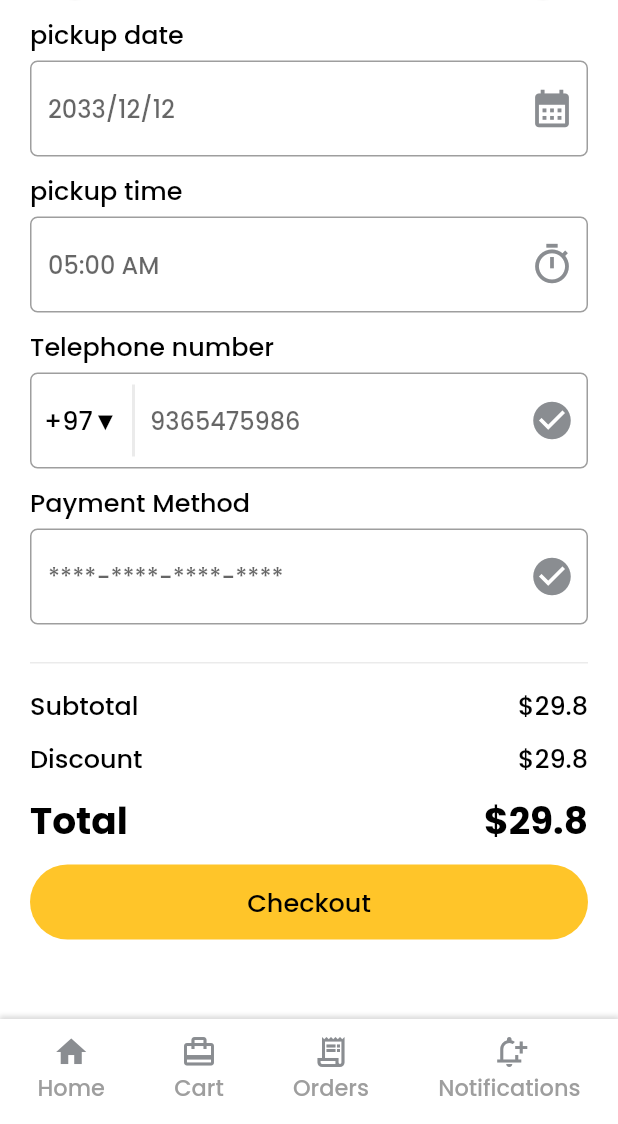
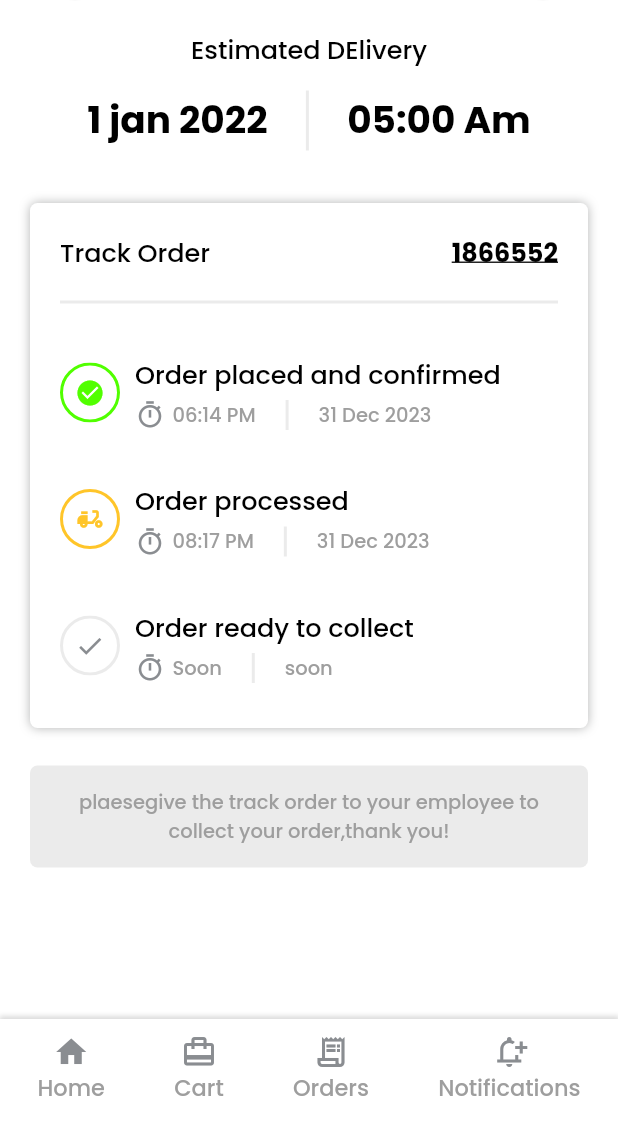
Before and after one commit to HamiiidAsgarian/flutter-honeysal-app, a Flutter app: the screen it shows after launch, on a phone screen of 412 x 824 dp, the part 112-1236 px from its top. Run offline on Flutter 3.47's test engine with Material 2 defaults, Android fonts, the phone set to English and light mode, and no system bars; our stand-ins replace mask_text_input_formatter.

Commit message:
add pickup screen

```diff
--- a/lib/consts.dart
+++ b/lib/consts.dart
@@ -14,6 +14,9 @@ class AppConst {
 
   static const Color mainGrey = Color(0xFFb3b4b4);
   static const Color mainWhite = Color(0xFFFFFFFF);
+
+  static const Color mainGreen = Color.fromARGB(255, 81, 255, 0);
+  static const Color mainBlue = Color.fromARGB(255, 0, 162, 255);
 
   static const TextStyle normalDescriptionStyle = TextStyle(
       fontFamily: "Poppins",
@@ -54,4 +57,9 @@ class AppConst {
       fontSize: 15,
       color: Colors.grey,
       fontWeight: FontWeight.w500);
+  static const TextStyle smallTextStyle = TextStyle(
+      fontFamily: "Poppins",
+      fontSize: 13,
+      color: Colors.grey,
+      fontWeight: FontWeight.w500);
 }
--- a/lib/main.dart
+++ b/lib/main.dart
@@ -1,4 +1,5 @@
 import 'package:bakery/view/screens/checkout_screen.dart';
+import 'package:bakery/view/screens/pickup_screen.dart';
 import 'package:flutter/gestures.dart';
 import 'package:flutter/material.dart';
 
@@ -19,7 +20,7 @@ class MyApp extends StatelessWidget {
         scrollBehavior: MyScrollBehavior(),
         theme: ThemeData(
             fontFamily: "Poppins", scaffoldBackgroundColor: Colors.white),
-        home: const CheckoutScreen());
+        home: const PickupScreen());
   }
 }
 
--- /dev/null
+++ b/lib/view/screens/pickup_screen.dart
@@ -0,0 +1,233 @@
+import 'package:bakery/consts.dart';
+import 'package:bakery/view/widgets/app_bar.dart';
+import 'package:bakery/view/widgets/my_rounded_button.dart';
+import 'package:bakery/view/widgets/nav_bar.dart';
+import 'package:flutter/material.dart';
+
+class PickupScreen extends StatelessWidget {
+  const PickupScreen({super.key});
+
+  @override
+  Widget build(BuildContext context) {
+    return Scaffold(
+      appBar: const CustomAppbar(),
+      bottomNavigationBar: const MyNav(),
+      body: Padding(
+        padding: const EdgeInsets.symmetric(
+            horizontal: AppConst.appHorizontalPadding),
+        child: SingleChildScrollView(
+          child: Column(
+            crossAxisAlignment: CrossAxisAlignment.center,
+            children: [
+              const SizedBox(height: 20),
+              const DeliveryTimeSection(),
+              const SizedBox(height: 35),
+              const DeliveryStage(),
+              const SizedBox(height: 25),
+              Container(
+                padding: const EdgeInsets.all(15),
+                decoration: BoxDecoration(
+                    color: AppConst.borderGrey,
+                    borderRadius: BorderRadius.circular(5)),
+                width: double.infinity,
+                child: const Center(
+                  child: Text(
+                      "plaesegive the track order to your employee to collect your order,thank you!",
+                      textAlign: TextAlign.center,
+                      style: AppConst.smallTextStyle),
+                ),
+              )
+            ],
+          ),
+        ),
+      ),
+    );
+  }
+}
+
+class DeliveryStage extends StatelessWidget {
+  const DeliveryStage({
+    Key? key,
+  }) : super(key: key);
+
+  @override
+  Widget build(BuildContext context) {
+    return Container(
+      padding: const EdgeInsets.only(bottom: 30, top: 20, left: 20, right: 20),
+      height: 350,
+      decoration: BoxDecoration(
+          borderRadius: BorderRadius.circular(5),
+          color: AppConst.mainWhite,
+          boxShadow: const [
+            BoxShadow(blurRadius: 5, color: AppConst.mainGrey)
+          ]),
+      child: Column(
+        mainAxisAlignment: MainAxisAlignment.spaceBetween,
+        children: [
+          Container(
+            padding: const EdgeInsets.only(bottom: 20),
+            decoration: const BoxDecoration(
+                // color: Colors.red,
+                border: Border(
+                    bottom: BorderSide(width: 2, color: AppConst.borderGrey))),
+            child: Row(
+              mainAxisAlignment: MainAxisAlignment.spaceBetween,
+              children: [
+                Text(
+                  "Track Order",
+                  style: AppConst.normalDescriptionStyle,
+                ),
+                Text(
+                  "1866552",
+                  style: AppConst.normalDescriptionStyle.copyWith(
+                      decoration: TextDecoration.underline,
+                      fontWeight: FontWeight.bold),
+                )
+              ],
+            ),
+          ),
+          OrderStage(
+            leading: MyRoundButton(
+                selectedColor: AppConst.mainGreen,
+                // fillColor: AppConst.mainGreen,
+                onTap: (e) {},
+                icon: Icons.check_circle,
+                selectionStatus: true),
+            title: "Order placed and confirmed",
+            time: "06:14 PM",
+            date: "31 Dec 2023",
+          ),
+          OrderStage(
+            leading: MyRoundButton(
+              selectionStatus: true,
+              selectedColor: AppConst.mainOrange,
+              // fillColor: AppConst.mainOrange,
+              onTap: (e) {},
+              icon: Icons.delivery_dining,
+            ),
+            title: "Order processed",
+            time: "08:17 PM",
+            date: "31 Dec 2023",
+          ),
+          OrderStage(
+            leading: MyRoundButton(
+              selectionStatus: false,
+              selectedColor: AppConst.mainBlue,
+              // fillColor: AppConst.mainBlue,
+              onTap: (e) {},
+              icon: Icons.check,
+            ),
+            title: "Order ready to collect",
+            time: "Soon",
+            date: "soon",
+          ),
+        ],
+      ),
+    );
+  }
+}
+
+class OrderStage extends StatelessWidget {
+  final String title;
+  final String time;
+  final String date;
+  final bool? isActive;
+  final Widget? leading;
+
+  const OrderStage({
+    Key? key,
+    this.title = "",
+    this.time = "",
+    this.date = "",
+    this.isActive,
+    this.leading,
+  }) : super(key: key);
+
+  @override
+  Widget build(BuildContext context) {
+    return Row(
+      mainAxisAlignment: MainAxisAlignment.start,
+      children: [
+        leading != null ? leading! : const SizedBox(),
+        const SizedBox(width: 10),
+        Container(
+          // color: Colors.blue,
+          child: Column(
+            crossAxisAlignment: CrossAxisAlignment.start,
+            children: [
+              Text(title, style: AppConst.normalDescriptionStyle),
+              const SizedBox(height: 5),
+              Row(
+                children: [
+                  Container(
+                    // color: Colors.red,
+                    child: Row(
+                      // mainAxisAlignment: MainAxisAlignment.spaceBetween,
+                      children: [
+                        const Icon(
+                          Icons.timer_outlined,
+                          color: AppConst.iconGrey,
+                          size: 20,
+                        ),
+                        const SizedBox(width: 5),
+                        Text(time, style: AppConst.smallTextStyle)
+                      ],
+                    ),
+                  ),
+                  // SizedBox(height: 5),
+                  Container(
+                      padding: const EdgeInsets.symmetric(horizontal: 20),
+                      height: 20,
+                      child: const VerticalDivider(
+                        thickness: 2,
+                        width: 2,
+                        color: AppConst.borderGrey,
+                      )),
+                  Text(date, style: AppConst.smallTextStyle)
+                ],
+              )
+            ],
+          ),
+        )
+      ],
+    );
+  }
+}
+
+class DeliveryTimeSection extends StatelessWidget {
+  const DeliveryTimeSection({
+    Key? key,
+  }) : super(key: key);
+
+  @override
+  Widget build(BuildContext context) {
+    return Container(
+      child: Column(
+        crossAxisAlignment: CrossAxisAlignment.center,
+        children: [
+          const Text("Estimated DElivery",
+              style: AppConst.normalDescriptionStyle),
+          const SizedBox(height: 15),
+          SizedBox(
+            height: 40,
+            child: Row(
+              mainAxisAlignment: MainAxisAlignment.center,
+              children: const [
+                Text("1 jan 2022", style: AppConst.detailPriceStyle),
+                Padding(
+                  padding: EdgeInsets.symmetric(horizontal: 25),
+                  child: VerticalDivider(
+                    width: 3,
+                    thickness: 2,
+                    color: AppConst.borderGrey,
+                  ),
+                ),
+                Text("05:00 Am", style: AppConst.detailPriceStyle)
+              ],
+            ),
+          )
+        ],
+      ),
+    );
+  }
+}
--- a/lib/view/widgets/my_rounded_button.dart
+++ b/lib/view/widgets/my_rounded_button.dart
@@ -10,6 +10,8 @@ class MyRoundButton extends StatefulWidget {
   final double? width;
   final double? height;
   final Color? fillColor;
+  final Color selectedColor;
+
   final CutomRoundedButtonType? type;
 
   const MyRoundButton(
@@ -21,7 +23,8 @@ class MyRoundButton extends StatefulWidget {
       this.icon,
       this.width = 40,
       this.height = 40,
-      this.fillColor = Colors.transparent});
+      this.fillColor = Colors.transparent,
+      this.selectedColor = AppConst.mainOrange});
 
   @override
   State<MyRoundButton> createState() => _MyRoundButtonState();
@@ -51,7 +54,7 @@ class _MyRoundButtonState extends State<MyRoundButton> {
             border: Border.all(
                 color: (_selectionStatus == true &&
                         widget.type == CutomRoundedButtonType.switcher)
-                    ? AppConst.mainOrange
+                    ? widget.selectedColor
                     : AppConst.borderGrey,
                 width: 2),
             // color: Colors.grey,
@@ -70,7 +73,7 @@ class _MyRoundButtonState extends State<MyRoundButton> {
               widget.icon,
               color: (_selectionStatus == true &&
                       widget.type == CutomRoundedButtonType.switcher)
-                  ? AppConst.mainOrange
+                  ? widget.selectedColor
                   : AppConst.iconGrey,
               size: widget.iconSize,
             ),
```
